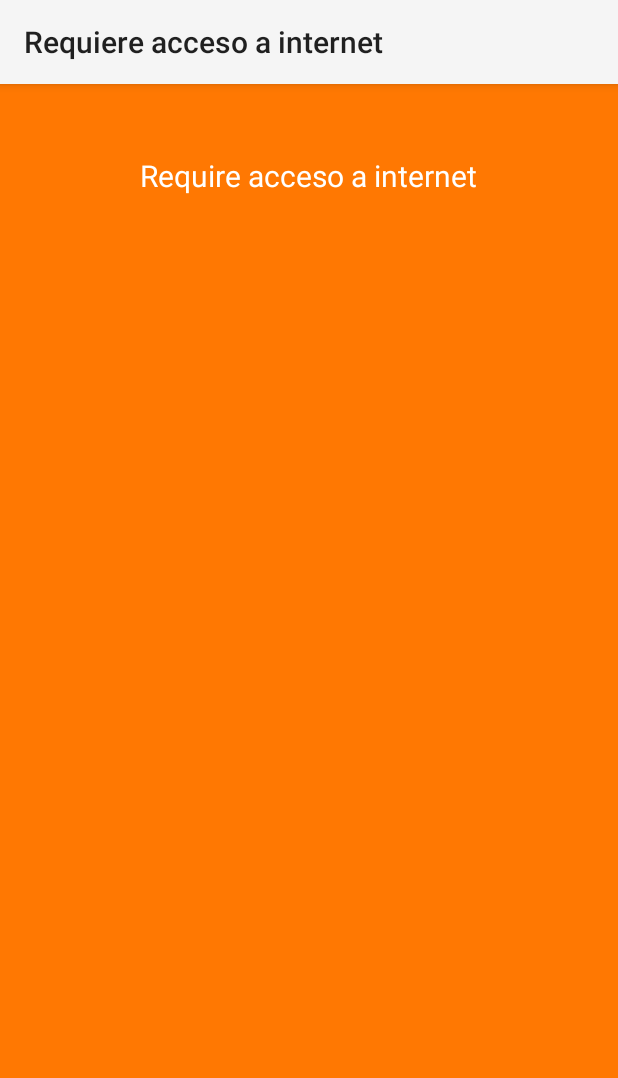
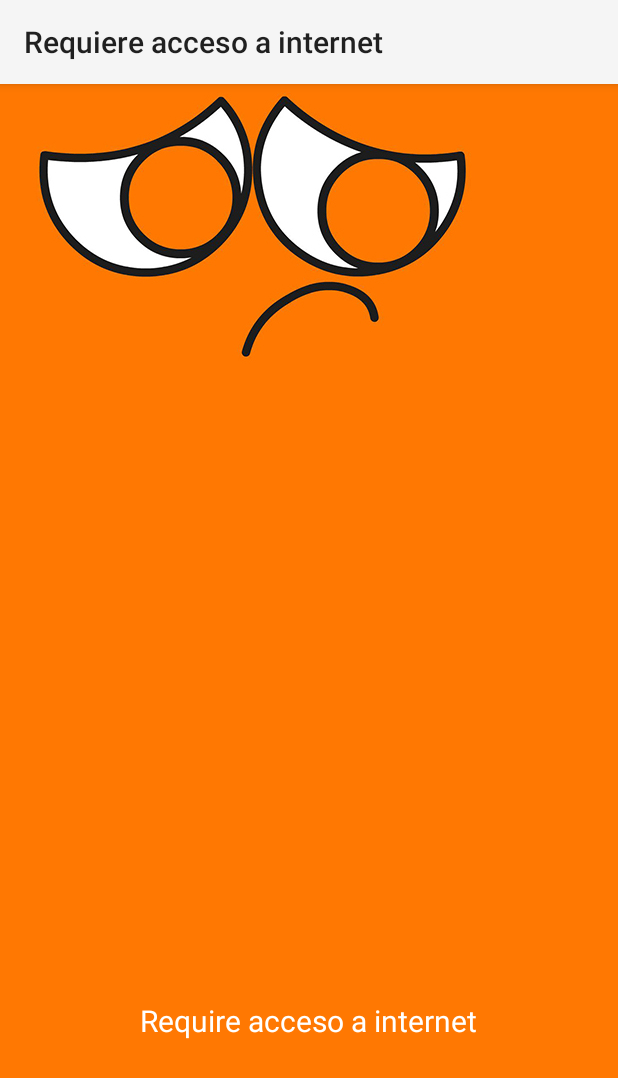
Before and after one commit to paulomcnally/en-cartelera-android, an Android app: the InternetRequireActivity screen opened directly, with no data from a screen before it, on a phone screen of 412 x 824 dp. Shown: the top 1078 px of the screen. Run offline under Robolectric (Android 15) with nearby library versions, the phone set to English and light mode, and no system bars.

Commit message:
new changes

```diff
--- a/app/app/src/main/res/layout/activity_internet_require.xml
+++ b/app/app/src/main/res/layout/activity_internet_require.xml
@@ -6,16 +6,20 @@
 
     <TextView android:text="@string/message_internet_require" android:layout_width="wrap_content"
         android:layout_height="wrap_content"
-        android:layout_alignParentTop="true"
+        android:textSize="20dp"
+        android:textColor="#ffffff"
+        android:id="@+id/textView"
+        android:layout_alignParentBottom="true"
         android:layout_centerHorizontal="true"
-        android:layout_marginTop="47dp"
-        android:textSize="20dp"
-        android:textColor="#ffffff"/>
+        android:layout_marginBottom="130dp" />
 
     <ImageView
-        android:visibility="gone"
         android:layout_width="wrap_content"
         android:layout_height="wrap_content"
-        android:src="@drawable/img_sad_face" />
+        android:src="@drawable/img_sad_face"
+        android:id="@+id/imageView"
+        android:layout_alignParentTop="true"
+        android:layout_alignRight="@+id/textView"
+        android:layout_alignEnd="@+id/textView" />
 
 </RelativeLayout>
--- a/app/build.gradle
+++ b/app/build.gradle
@@ -5,7 +5,7 @@ buildscript {
         jcenter()
     }
     dependencies {
-        classpath 'com.android.tools.build:gradle:0.12.2'
+        classpath 'com.android.tools.build:gradle:0.14.1'
 
         // NOTE: Do not place your application dependencies here; they belong
         // in the individual module build.gradle files
```
Also changed, not shown: app/app/src/main/res/drawable-hdpi/img_sad_face.jpg, app/app/src/main/res/drawable-mdpi/img_sad_face.jpg, app/app/src/main/res/drawable-xhdpi/img_sad_face.jpg, app/app/src/main/res/drawable-xxhdpi/img_sad_face.jpg, app/gradle/wrapper/gradle-wrapper.properties, 1 other file.
